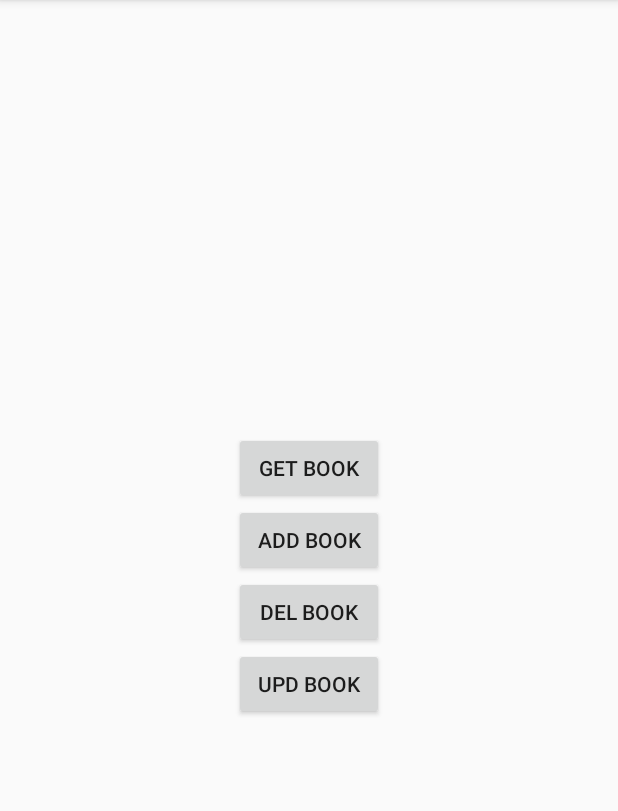
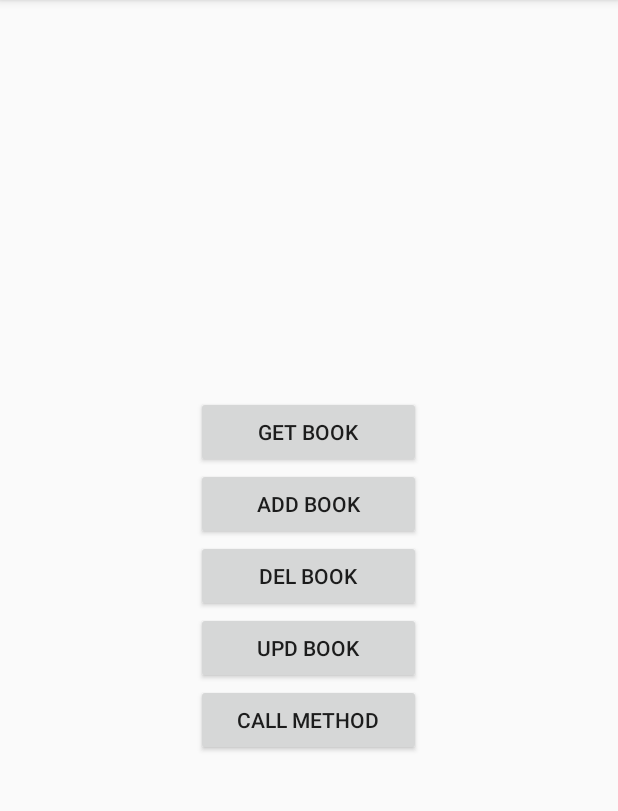
Before and after one commit to Jerry-Mr-Xu/Content-User, an Android app: the screen it shows after launch (MainActivity), after a tap on "UPD BOOK", on a phone screen of 412 x 824 dp, the part 84-895 px from its top. Run offline under Robolectric (Android 15) with nearby library versions, the phone set to English and light mode, and no system bars.

Commit message:
【add】增加自定义方法的调用

```diff
--- a/app/src/main/java/com/jerry/content_user/MainActivity.java
+++ b/app/src/main/java/com/jerry/content_user/MainActivity.java
@@ -25,11 +25,13 @@ public class MainActivity extends AppCompatActivity implements View.OnClickListe
         Button btnAddBook = (Button) findViewById(R.id.btn_add_book);
         Button btnDelBook = (Button) findViewById(R.id.btn_del_book);
         Button btnUpdBook = (Button) findViewById(R.id.btn_upd_book);
+        Button btnCallMethod = (Button) findViewById(R.id.btn_call_method);
 
         btnGetBook.setOnClickListener(this);
         btnAddBook.setOnClickListener(this);
         btnDelBook.setOnClickListener(this);
         btnUpdBook.setOnClickListener(this);
+        btnCallMethod.setOnClickListener(this);
 
         addBookProviderObserver();
     }
@@ -63,9 +65,25 @@ public class MainActivity extends AppCompatActivity implements View.OnClickListe
             case R.id.btn_upd_book:
                 updBook();
                 break;
+            case R.id.btn_call_method:
+                callMethod();
+                break;
             default:
                 break;
         }
+    }
+
+    private void callMethod() {
+        Uri bookUri = Uri.parse(bookProviderStr);
+        if (bookUri == null) {
+            return;
+        }
+
+        Bundle result = getContentResolver().call(bookUri, "getBookNum()", bookProviderStr, null);
+        if (result == null) {
+            return;
+        }
+        Log.e(TAG, "callMethod: bookNum = " + result.getInt("bookNum"));
     }
 
     private void updBook() {
--- a/app/src/main/res/layout/activity_main.xml
+++ b/app/src/main/res/layout/activity_main.xml
@@ -7,25 +7,31 @@
 
     <Button
         android:id="@+id/btn_get_book"
-        android:layout_width="100dp"
+        android:layout_width="150dp"
         android:layout_height="wrap_content"
         android:text="Get Book" />
 
     <Button
         android:id="@+id/btn_add_book"
-        android:layout_width="100dp"
+        android:layout_width="150dp"
         android:layout_height="wrap_content"
         android:text="Add Book" />
 
     <Button
         android:id="@+id/btn_del_book"
-        android:layout_width="100dp"
+        android:layout_width="150dp"
         android:layout_height="wrap_content"
         android:text="Del Book" />
 
     <Button
         android:id="@+id/btn_upd_book"
-        android:layout_width="100dp"
+        android:layout_width="150dp"
         android:layout_height="wrap_content"
         android:text="upd Book" />
+
+    <Button
+        android:id="@+id/btn_call_method"
+        android:layout_width="150dp"
+        android:layout_height="wrap_content"
+        android:text="Call Method" />
 </LinearLayout>
```
